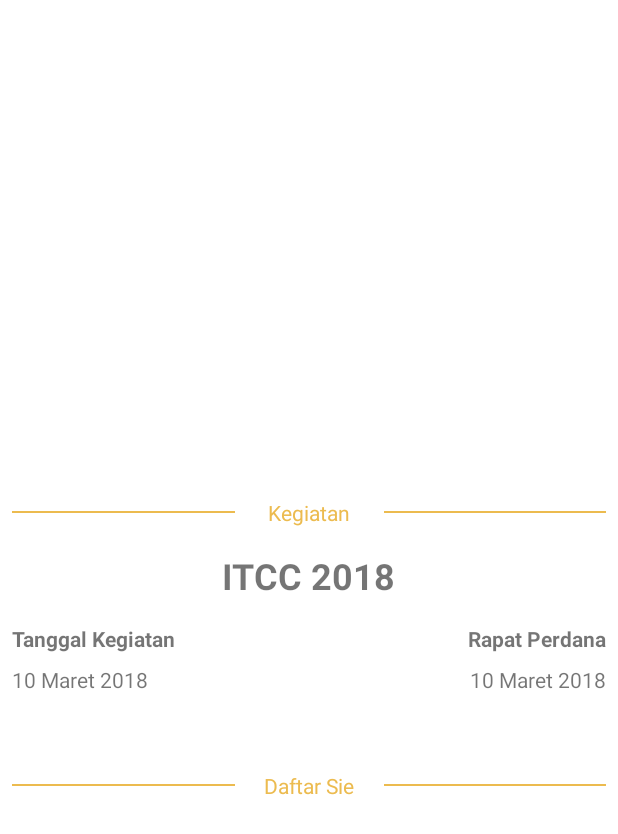
After one commit to candradinatha/Committee, an Android app: the layout activity_detail_committee_user.xml on its own in the app's theme, with its tools: preview values and no code run, on a phone screen of 412 x 824 dp. The commit adds this screen. Shown: the top 834 px of the screen. Run offline under Robolectric (Android 15) with nearby library versions, the phone set to English and light mode, and no system bars.

Commit message:
update user view

```diff
--- a/app/src/main/AndroidManifest.xml
+++ b/app/src/main/AndroidManifest.xml
@@ -42,7 +42,8 @@
             android:name=".view.admin.approve.listsie.ListSieActivityApprove"
             android:label="@string/title_activity_list_sie_approve"
             android:theme="@style/AppTheme" />
-        <activity android:name=".view.admin.approve.listapplicant.ListApplicantActivity"></activity>
+        <activity android:name=".view.admin.approve.listapplicant.ListApplicantActivity" />
+        <activity android:name=".view.user.committee.DetailCommitteeUserActivity"></activity>
     </application>
 
 </manifest>
--- a/app/src/main/java/com/example/candradinatha/committee/api/ApiInterface.kt
+++ b/app/src/main/java/com/example/candradinatha/committee/api/ApiInterface.kt
@@ -101,5 +101,5 @@ interface ApiInterface {
 
     @GET("Kepanitiaan")
     fun getMyCommittee(@Query("sts_kegiatan") statusKegiatan:String,
-                       @Query("id_mahasiswa") idMahasiswa:String): Call
+                       @Query("id_mahasiswa") idMahasiswa:String): Flowable<KepanitiaanResponse>
 }
--- a/app/src/main/java/com/example/candradinatha/committee/view/admin/approve/listapplicant/ListApplicantPresenter.kt
+++ b/app/src/main/java/com/example/candradinatha/committee/view/admin/approve/listapplicant/ListApplicantPresenter.kt
@@ -35,6 +35,7 @@ class ListApplicantPresenter(val mView: ListApplicantContract.View, val apiServi
                     }
 
                 })
+        compositeDisposable.addAll(disposable)
     }
 
 }
--- a/app/src/main/java/com/example/candradinatha/committee/view/user/committee/UserCommitteeFragment.kt
+++ b/app/src/main/java/com/example/candradinatha/committee/view/user/committee/UserCommitteeFragment.kt
@@ -1,6 +1,7 @@
 package com.example.candradinatha.committee.view.user.committee
 
 
+import android.content.Intent
 import android.os.Bundle
 import android.support.v4.app.Fragment
 import android.support.v7.widget.GridLayoutManager
@@ -54,7 +55,9 @@ class UserCommitteeFragment : Fragment(), NextCommitteeContract.View {
         val layoutManager = GridLayoutManager(ctx, 2)
         rv_user_coommittee.layoutManager = layoutManager
         rv_user_coommittee.adapter = PrevCommitteeAdapter(committee, {
-            Toast.makeText(context, it.namaKegiatan, Toast.LENGTH_SHORT).show()
+            val intent = Intent(context, DetailCommitteeUserActivity::class.java)
+            intent.putExtra("idKegiatan", it.idKegiatan)
+            startActivity(intent)
         })
     }
 
--- a/app/src/main/java/com/example/candradinatha/committee/view/user/mycommittee/MyCommiteeContract.kt
+++ b/app/src/main/java/com/example/candradinatha/committee/view/user/mycommittee/MyCommiteeContract.kt
@@ -1,14 +1,14 @@
 package com.example.candradinatha.committee.view.user.mycommittee
 
-import com.example.candradinatha.committee.model.Committee
+import com.example.candradinatha.committee.model.Kepanitiaan
 
 interface MyCommiteeContract {
     interface View {
-        fun showCommittee(kegiatan: List<Committee>)
+        fun showMyCommittee(kepanitiaan: List<Kepanitiaan>)
         fun showloading()
         fun hideLoading()
     }
     interface Presenter {
-        fun getCommittee(sts: String)
+        fun getMyCommittee(stsKegiatan: String, idMahasiswa: String)
     }
 }
--- /dev/null
+++ b/app/src/main/res/layout/activity_detail_committee_user.xml
@@ -0,0 +1,173 @@
+<?xml version="1.0" encoding="utf-8"?>
+<android.support.v4.widget.SwipeRefreshLayout
+    android:id="@+id/sr_user_detail_committee"
+    xmlns:android="http://schemas.android.com/apk/res/android"
+    xmlns:app="http://schemas.android.com/apk/res-auto"
+    xmlns:tools="http://schemas.android.com/tools"
+    android:layout_width="match_parent"
+    android:layout_height="match_parent"
+    tools:context=".view.user.committee.DetailCommitteeUserActivity">
+
+    <ScrollView
+        android:layout_width="match_parent"
+        android:layout_height="wrap_content">
+
+        <LinearLayout
+            android:orientation="vertical"
+            android:layout_width="match_parent"
+            android:layout_height="wrap_content">
+
+            <ImageView
+                android:id="@+id/iv_user_committee_detail"
+                android:layout_width="match_parent"
+                android:layout_height="300dp"
+                android:scaleType="centerCrop"/>
+
+            <LinearLayout
+                android:layout_marginTop="16dp"
+                android:paddingStart="8dp"
+                android:paddingEnd="8dp"
+                android:layout_width="match_parent"
+                android:layout_height="wrap_content"
+                android:orientation="vertical">
+
+                <LinearLayout
+                    android:layout_marginTop="16dp"
+                    android:layout_width="match_parent"
+                    android:layout_height="wrap_content"
+                    android:orientation="horizontal">
+
+                    <View
+                        android:layout_gravity="center"
+                        android:layout_weight="1"
+                        android:layout_width="match_parent"
+                        android:layout_height="1dp"
+                        android:background="@color/colorAccent"/>
+                    <LinearLayout
+                        android:layout_weight="1.2"
+                        android:layout_width="match_parent"
+                        android:layout_height="wrap_content"
+                        android:orientation="vertical">
+
+                        <TextView
+                            android:layout_gravity="center"
+                            android:layout_width="wrap_content"
+                            android:layout_height="wrap_content"
+                            android:text="Kegiatan"
+                            android:textColor="@color/colorAccent"/>
+
+                    </LinearLayout>
+
+                    <View
+                        android:layout_gravity="center"
+                        android:layout_weight="1"
+                        android:layout_width="match_parent"
+                        android:layout_height="1dp"
+                        android:background="@color/colorAccent"/>
+                </LinearLayout>
+
+                <TextView
+                    android:layout_marginTop="16dp"
+                    android:textStyle="bold"
+                    android:layout_gravity="center"
+                    android:id="@+id/tv_user_detail_committee_name"
+                    android:layout_width="wrap_content"
+                    android:layout_height="wrap_content"
+                    android:text="ITCC 2018"
+                    android:textSize="24sp"/>
+
+                <RelativeLayout
+                    android:layout_marginTop="16dp"
+                    android:layout_width="match_parent"
+                    android:layout_height="wrap_content">
+
+                    <TextView
+                        android:id="@+id/user_tgl_kegiatan"
+                        android:layout_alignParentStart="true"
+                        android:layout_width="wrap_content"
+                        android:layout_height="wrap_content"
+                        android:textStyle="bold"
+                        android:text="Tanggal Kegiatan"/>
+                    <TextView
+                        android:layout_marginTop="8dp"
+                        android:layout_below="@+id/user_tgl_kegiatan"
+                        android:id="@+id/tv_user_detail_tanggal_kegiatan"
+                        android:layout_width="wrap_content"
+                        android:layout_height="wrap_content"
+                        android:text="10 Maret 2018"/>
+
+                    <TextView
+                        android:id="@+id/user_tgl_perdana"
+                        android:layout_alignParentEnd="true"
+                        android:layout_width="wrap_content"
+                        android:layout_height="wrap_content"
+                        android:textStyle="bold"
+                        android:text="Rapat Perdana"/>
+
+                    <TextView
+                        android:layout_marginTop="8dp"
+                        android:layout_alignParentEnd="true"
+                        android:layout_below="@+id/user_tgl_perdana"
+                        android:id="@+id/tv_user_detail_tanggal_rapat"
+                        android:layout_width="wrap_content"
+                        android:layout_height="wrap_content"
+                        android:text="10 Maret 2018"/>
+
+                </RelativeLayout>
+
+                <TextView
+                    android:gravity="center"
+                    android:layout_marginTop="16dp"
+                    android:id="@+id/tv_user_detail_deskripsi"
+                    android:layout_width="wrap_content"
+                    android:layout_height="wrap_content"/>
+
+                <LinearLayout
+                    android:layout_marginTop="16dp"
+                    android:layout_width="match_parent"
+                    android:layout_height="wrap_content"
+                    android:orientation="horizontal">
+
+                    <View
+                        android:layout_gravity="center"
+                        android:layout_weight="1"
+                        android:layout_width="match_parent"
+                        android:layout_height="1dp"
+                        android:background="@color/colorAccent"/>
+                    <LinearLayout
+                        android:layout_weight="1.2"
+                        android:layout_width="match_parent"
+                        android:layout_height="wrap_content"
+                        android:orientation="vertical">
+
+                        <TextView
+                            android:layout_gravity="center"
+                            android:layout_width="wrap_content"
+                            android:layout_height="wrap_content"
+                            android:text="Daftar Sie"
+                            android:textColor="@color/colorAccent"/>
+
+                    </LinearLayout>
+
+                    <View
+                        android:layout_gravity="center"
+                        android:layout_weight="1"
+                        android:layout_width="match_parent"
+                        android:layout_height="1dp"
+                        android:background="@color/colorAccent"/>
+                </LinearLayout>
+
+                <android.support.v7.widget.RecyclerView
+                    android:id="@+id/rv_user_list_sie_detail"
+                    android:layout_marginTop="16dp"
+                    android:layout_width="match_parent"
+                    android:layout_height="wrap_content"/>
+
+            </LinearLayout>
+
+
+        </LinearLayout>
+
+    </ScrollView>
+
+</android.support.v4.widget.SwipeRefreshLayout>
```
Also changed, not shown: app/src/main/java/com/example/candradinatha/committee/adapter/DetailSieUserAdapter.kt (added, +35 -0 lines), app/src/main/java/com/example/candradinatha/committee/adapter/MyCommitteeAdapter.kt (added, +34 -0 lines), app/src/main/java/com/example/candradinatha/committee/model/Kepanitiaan.kt (+19 -1 lines), app/src/main/java/com/example/candradinatha/committee/view/user/committee/DetailCommitteeUserActivity.kt (added, +144 -0 lines), app/src/main/java/com/example/candradinatha/committee/view/user/mycommittee/MyCommitteePresenter.kt (+10 -6 lines), app/src/main/java/com/example/candradinatha/committee/view/user/mycommittee/MyCurrentCommitteeFragment.kt (+24 -18 lines), app/src/main/java/com/example/candradinatha/committee/view/user/mycommittee/MyPreviousCommitteeFragment.kt (+59 -1 lines), app/src/main/res/layout/create_new_sie.xml (+22 -16 lines), app/src/main/res/layout/input_join.xml (added, +32 -0 lines), app/src/main/res/layout/list_item_sie_detail_user.xml (added, +86 -0 lines).
